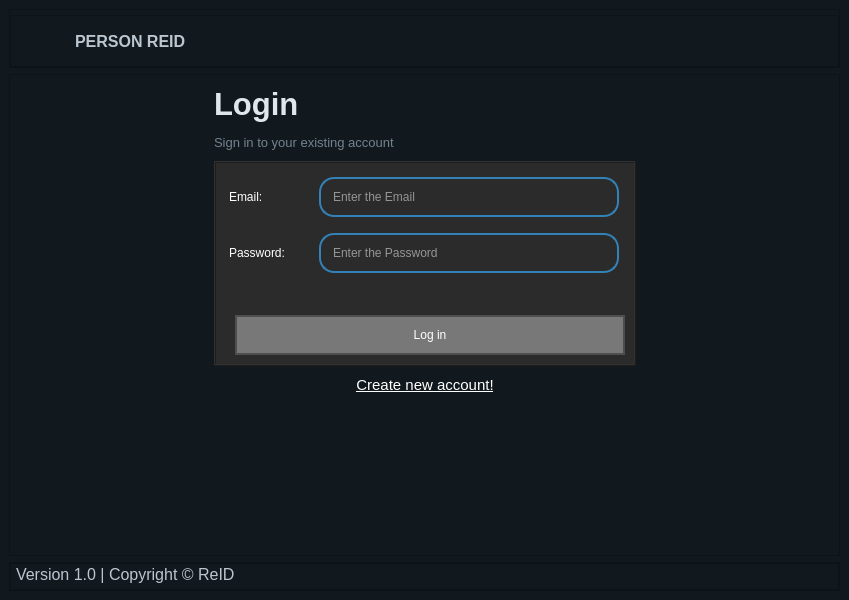
Old version of the form loginpage.ui in the repository MoustacheMuneeb/Person-ReIdentification.
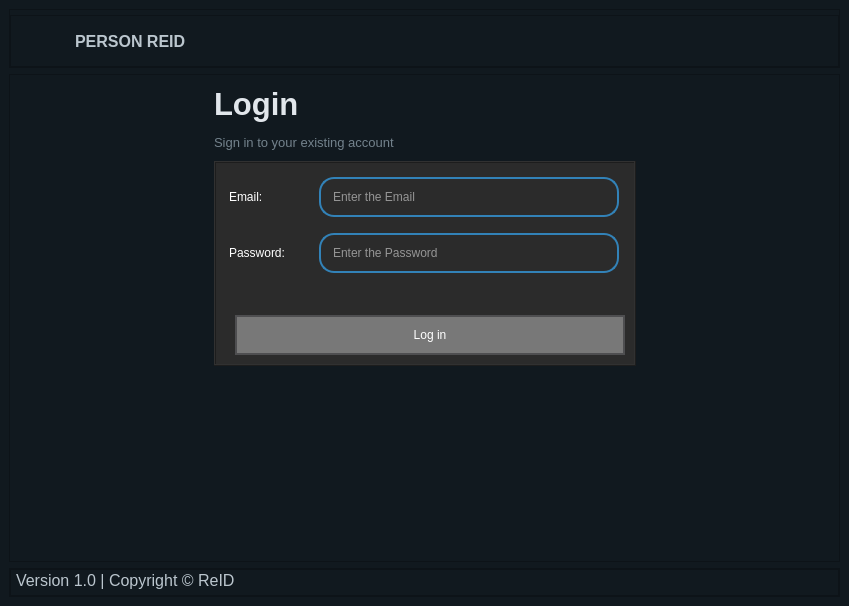
New version of the form. Icons and pictures are not drawn.

The edit to the form file:
```diff
--- a/loginpage.ui
+++ b/loginpage.ui
@@ -7,7 +7,7 @@
     <x>0</x>
     <y>0</y>
     <width>849</width>
-    <height>600</height>
+    <height>606</height>
    </rect>
   </property>
   <property name="windowTitle">
@@ -435,31 +435,6 @@
              </layout>
             </widget>
            </item>
-           <item>
-            <widget class="QPushButton" name="back">
-             <property name="font">
-              <font>
-               <pointsize>11</pointsize>
-               <underline>true</underline>
-              </font>
-             </property>
-             <property name="styleSheet">
-              <string notr="true">color: rgb(255, 255, 255);</string>
-             </property>
-             <property name="text">
-              <string>Create new account!</string>
-             </property>
-             <property name="checkable">
-              <bool>false</bool>
-             </property>
-             <property name="default">
-              <bool>false</bool>
-             </property>
-             <property name="flat">
-              <bool>true</bool>
-             </property>
-            </widget>
-           </item>
           </layout>
          </item>
          <item>
```
